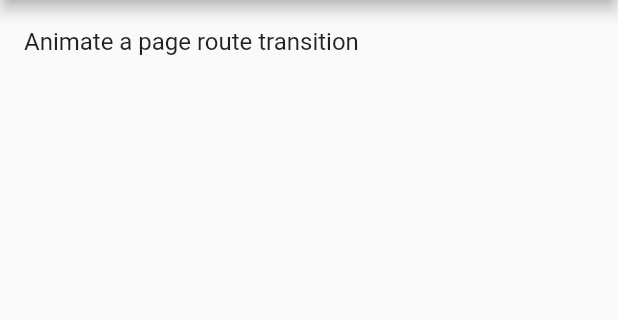
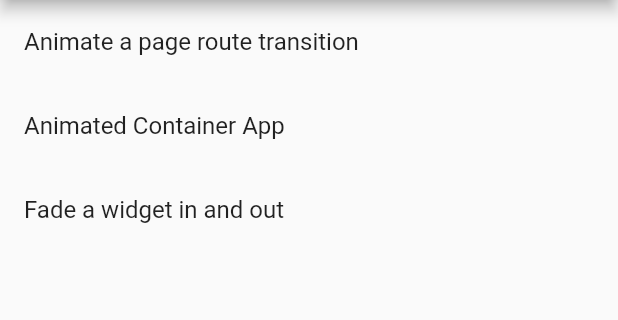
Before and after one commit to MudOnTire/flutter_demos, a Flutter app: the AnimationDemos screen opened by its route, on a phone screen of 412 x 824 dp, the part 84-404 px from its top. Run offline on Flutter 3.47's test engine with Material 2 defaults, Android fonts, the phone set to English and light mode, and no system bars.

Commit message:
add animation demos

```diff
--- a/lib/main.dart
+++ b/lib/main.dart
@@ -1,5 +1,7 @@
 import 'package:flutter/material.dart';
+import 'package:flutter_layout_demo/pages/animation/animate-container-properties/AnimatedContainerApp.dart';
 import 'package:flutter_layout_demo/pages/animation/demos.dart';
+import 'package:flutter_layout_demo/pages/animation/fade-widget/FadeInOutApp.dart';
 import 'package:flutter_layout_demo/pages/animation/route-transition/screen-one.dart';
 import 'package:flutter_layout_demo/pages/home.dart';
 import 'package:flutter_layout_demo/pages/layout/layout.dart';
@@ -25,14 +27,14 @@ class MyApp extends StatelessWidget {
           // animation
           '/animation': (context) => AnimationDemos(),
           '/animation/page-transition': (context) => RTScreenOne(),
+          '/animation/animated-container': (context) => AnimatedContainerApp(),
+          '/animation/fade-widget': (context) => FadeInOutApp(),
           // navigation
           '/navigation': (context) => NavigationDemos(),
           '/navigation/push-pop/screen-one': (context) => PPScreenOne(),
           '/navigation/push-pop/screen-two': (context) => PPScreenTwo(),
-          '/navigation/returning-data/screen-one': (context) =>
-              RDScreenOne(),
-          '/navigation/returning-data/screen-two': (context) =>
-              RDScreenTwo(),
+          '/navigation/returning-data/screen-one': (context) => RDScreenOne(),
+          '/navigation/returning-data/screen-two': (context) => RDScreenTwo(),
           '/navigation/data-to-new-screen/screen-one': (context) =>
               DNSScreenOne(),
           // network
--- a/lib/pages/animation/demos.dart
+++ b/lib/pages/animation/demos.dart
@@ -10,10 +10,21 @@ class AnimationDemos extends StatelessWidget {
           ListTile(
             title: Text('Animate a page route transition'),
             onTap: () {
-              Navigator.pushNamed(
-                  context, '/animation/page-transition');
+              Navigator.pushNamed(context, '/animation/page-transition');
             },
-          )
+          ),
+          ListTile(
+            title: Text('Animated Container App'),
+            onTap: () {
+              Navigator.pushNamed(context, '/animation/animated-container');
+            },
+          ),
+          ListTile(
+            title: Text('Fade a widget in and out'),
+            onTap: () {
+              Navigator.pushNamed(context, '/animation/fade-widget');
+            },
+          ),
         ],
       ),
     );
```
Also changed, not shown: lib/pages/animation/animate-container-properties/AnimatedContainerApp.dart (added, +47 -0 lines), lib/pages/animation/fade-widget/FadeInOutApp.dart (added, +39 -0 lines), lib/pages/animation/route-transition/screen-one.dart (line endings or trailing spaces).
